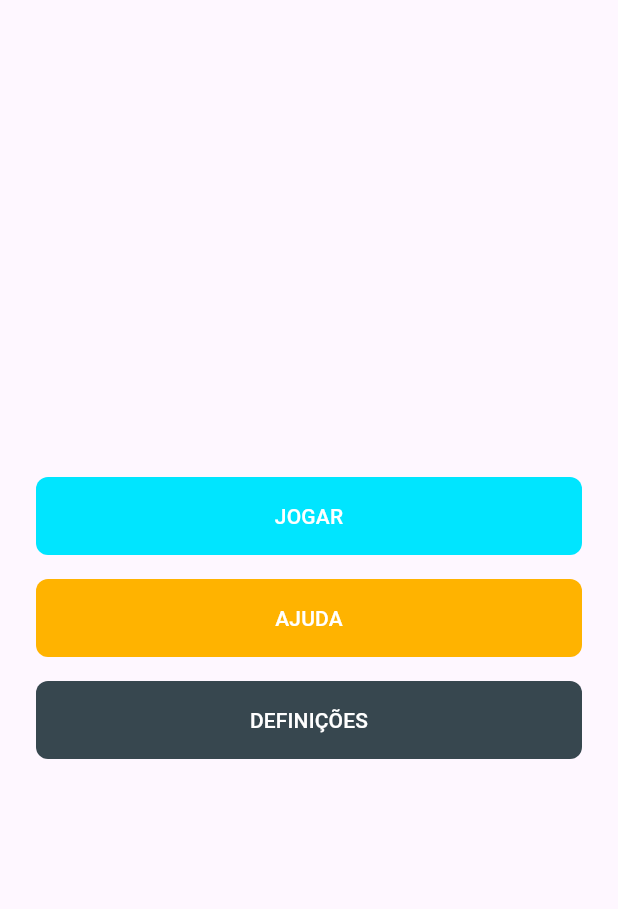
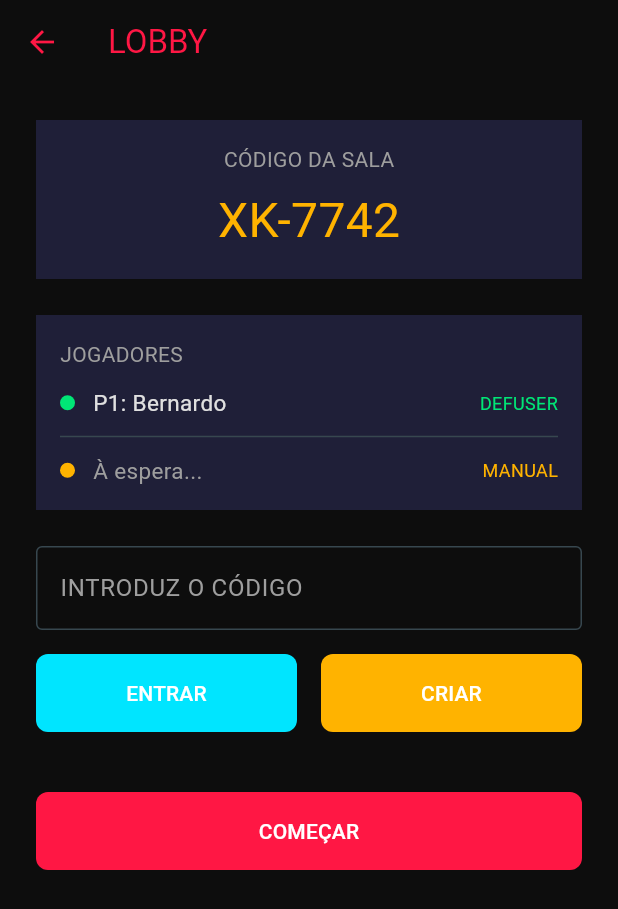
Before and after one commit to LeTomarrow/CM-g03, a Flutter app: the screen it shows after launch, after a tap on "JOGAR", on a phone screen of 412 x 824 dp. Shown: the top 909 px of the screen. Run offline on Flutter 3.47's test engine with Material 3 defaults, Android fonts, the phone set to English and light mode, and no system bars; our stand-ins replace google_fonts.

Commit message:
prototipo - menu e adjacentes

```diff
--- /dev/null
+++ b/what_did_you_press/lib/features/lobby.dart
@@ -0,0 +1,142 @@
+import 'package:flutter/material.dart';
+import 'package:what_did_you_press/core/app_theme.dart';
+import 'package:what_did_you_press/features/menu.dart';
+
+class LobbyPage extends StatefulWidget {
+  const LobbyPage({super.key});
+
+  @override
+  State<LobbyPage> createState() => _LobbyPageState();
+}
+
+class _LobbyPageState extends State<LobbyPage> {
+  final TextEditingController _codeController = TextEditingController();
+
+  @override
+  void dispose() {
+    _codeController.dispose();
+    super.dispose();
+  }
+
+  Widget _buildPlayerSlot(String name, String role, bool isConnected) {
+    Color color = isConnected ? AppColors.success : AppColors.amber;
+
+    return Row(
+      children: [
+        Container(
+          width: 10,
+          height: 10,
+          decoration: BoxDecoration(shape: BoxShape.circle, color: color),
+        ),
+        const SizedBox(width: 12),
+        Expanded(
+          child: Text(
+            name,
+            style: TextStyle(
+              color: isConnected
+                  ? AppColors.textPrimary
+                  : AppColors.textSecondary,
+              fontSize: 15,
+            ),
+          ),
+        ),
+        Text(role, style: TextStyle(color: color, fontSize: 12)),
+      ],
+    );
+  }
+
+  @override
+  Widget build(BuildContext context) {
+    return Scaffold(
+      backgroundColor: AppColors.background,
+      appBar: AppBar(
+        backgroundColor: Colors.transparent,
+        foregroundColor: AppColors.danger,
+        title: Text('LOBBY'),
+      ),
+      body: SafeArea(
+        child: ListView(
+          padding: const EdgeInsets.all(24.0),
+          children: [
+            Container(
+              padding: const EdgeInsets.all(16),
+              color: AppColors.card,
+              child: Column(
+                children: [
+                  Text(
+                    'CÓDIGO DA SALA',
+                    style: TextStyle(color: AppColors.textSecondary),
+                  ),
+                  const SizedBox(height: 8),
+                  Text(
+                    'XK-7742',
+                    style: TextStyle(color: AppColors.amber, fontSize: 32),
+                  ),
+                ],
+              ),
+            ),
+            const SizedBox(height: 24),
+            Container(
+              padding: const EdgeInsets.all(16),
+              color: AppColors.card,
+              child: Column(
+                crossAxisAlignment: CrossAxisAlignment.start,
+                children: [
+                  Text(
+                    'JOGADORES',
+                    style: TextStyle(color: AppColors.textSecondary),
+                  ),
+                  const SizedBox(height: 12),
+                  _buildPlayerSlot('P1: Bernardo', 'DEFUSER', true),
+                  const Divider(color: AppColors.metalGrey, height: 24),
+                  _buildPlayerSlot('À espera...', 'MANUAL', false),
+                ],
+              ),
+            ),
+            const SizedBox(height: 24),
+            TextField(
+              controller: _codeController,
+              style: TextStyle(color: AppColors.textPrimary),
+              decoration: InputDecoration(
+                labelText: 'INTRODUZ O CÓDIGO',
+                labelStyle: TextStyle(color: AppColors.textSecondary),
+                enabledBorder: OutlineInputBorder(
+                  borderSide: BorderSide(color: AppColors.metalGrey),
+                ),
+                focusedBorder: OutlineInputBorder(
+                  borderSide: BorderSide(color: AppColors.amber),
+                ),
+              ),
+            ),
+            const SizedBox(height: 16),
+            Row(
+              children: [
+                Expanded(
+                  child: MenuButton(
+                    label: 'ENTRAR',
+                    onPressed: () {},
+                    color: AppColors.neonBlue,
+                  ),
+                ),
+                const SizedBox(width: 16),
+                Expanded(
+                  child: MenuButton(
+                    label: 'CRIAR',
+                    onPressed: () {},
+                    color: AppColors.amber,
+                  ),
+                ),
+              ],
+            ),
+            const SizedBox(height: 40),
+            MenuButton(
+              label: 'COMEÇAR',
+              onPressed: () {},
+              color: AppColors.danger,
+            ),
+          ],
+        ),
+      ),
+    );
+  }
+}
--- a/what_did_you_press/lib/features/menu.dart
+++ b/what_did_you_press/lib/features/menu.dart
@@ -1,16 +1,21 @@
 import 'package:flutter/material.dart';
 import 'package:what_did_you_press/core/app_theme.dart';
+import 'package:what_did_you_press/features/account.dart';
+import 'package:what_did_you_press/features/configs.dart';
+import 'package:what_did_you_press/features/help.dart';
+import 'package:what_did_you_press/features/lobby.dart';
 
-
-class MenuPage extends StatelessWidget{
+class MenuPage extends StatelessWidget {
   const MenuPage({super.key});
 
   @override
   Widget build(BuildContext context) {
-    return const Scaffold(body: GamePage());
+    return const Scaffold(
+      body: GamePage(),
+      backgroundColor: AppColors.background,
+    );
   }
 }
-
 
 class GamePage extends StatefulWidget {
   const GamePage({super.key});
@@ -20,29 +25,72 @@ class GamePage extends StatefulWidget {
 }
 
 class _GamePageState extends State<GamePage> {
-
-  void navegation() => { print("navegay") };
+  void navegation(Widget nav) {
+    Navigator.of(context).push(MaterialPageRoute(builder: (context) => nav));
+  }
 
   @override
   Widget build(BuildContext context) {
-    return Center(
+    return SafeArea(
       child: Padding(
-        padding: const EdgeInsets.symmetric(horizontal: 24),
+        padding: const EdgeInsets.symmetric(horizontal: 24.0, vertical: 48.0),
         child: Column(
-          mainAxisSize: MainAxisSize.min,
+          crossAxisAlignment: CrossAxisAlignment.stretch,
           children: [
-            MenuButton(label: 'JOGAR', onPressed: navegation, color: AppColors.neonBlue),
-            const SizedBox(height: 16),
-            MenuButton(label: 'AJUDA', onPressed: navegation, color: AppColors.amber),
-            const SizedBox(height: 16),
-            MenuButton(label: 'DEFINIÇÕES', onPressed: navegation, color: AppColors.metalGrey),
+            Center(
+              child: Column(
+                children: [
+                  Text(
+                    'WDYP?!',
+                    style: TextStyle(color: AppColors.danger, fontSize: 48),
+                  ),
+                  Text(
+                    'Bomb Defusal Game',
+                    style: TextStyle(color: AppColors.metalGrey, fontSize: 20),
+                  ),
+                ],
+              ),
+            ),
+            SizedBox(height: 160),
+            Center(
+              child: Padding(
+                padding: const EdgeInsets.symmetric(horizontal: 24),
+                child: Column(
+                  mainAxisSize: MainAxisSize.min,
+                  children: [
+                    MenuButton(
+                      label: 'JOGAR',
+                      onPressed: () => navegation(LobbyPage()),
+                      color: AppColors.neonBlue,
+                    ),
+                    const SizedBox(height: 16),
+                    MenuButton(
+                      label: 'AJUDA',
+                      onPressed: () => navegation(HelpPage()),
+                      color: AppColors.amber,
+                    ),
+                    const SizedBox(height: 16),
+                    MenuButton(
+                      label: 'DEFINIÇÕES',
+                      onPressed: () => navegation(ConfigsPage()),
+                      color: AppColors.metalGrey,
+                    ),
+                    const SizedBox(height: 16),
+                    MenuButton(
+                      label: 'PERFIL',
+                      onPressed: () => navegation(AccountPage()),
+                      color: AppColors.success,
+                    ),
+                  ],
+                ),
+              ),
+            ),
           ],
         ),
       ),
     );
   }
 }
-
 
 class MenuButton extends StatelessWidget {
   const MenuButton({
@@ -53,7 +101,7 @@ class MenuButton extends StatelessWidget {
   });
 
   final String label;
-  final VoidCallback onPressed;
+  final void Function() onPressed;
   final Color color;
 
   @override
@@ -71,9 +119,9 @@ class MenuButton extends StatelessWidget {
         child: Text(
           label,
           textAlign: TextAlign.center,
-          style: Theme.of(context).textTheme.labelLarge?.copyWith(
-                color: Colors.white,
-              ),
+          style: Theme.of(
+            context,
+          ).textTheme.labelLarge?.copyWith(color: Colors.white),
         ),
       ),
     );
```
Also changed, not shown: what_did_you_press/lib/features/account.dart (added, +107 -0 lines), what_did_you_press/lib/features/configs.dart (added, +87 -0 lines), what_did_you_press/lib/features/help.dart (added, +72 -0 lines).
